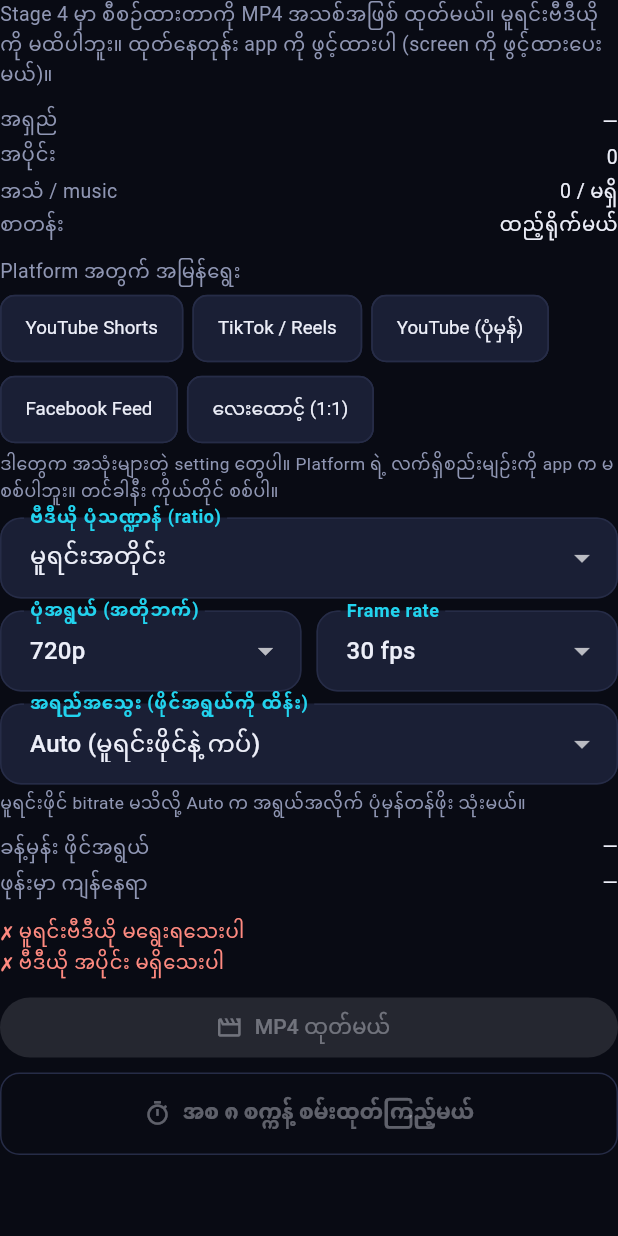
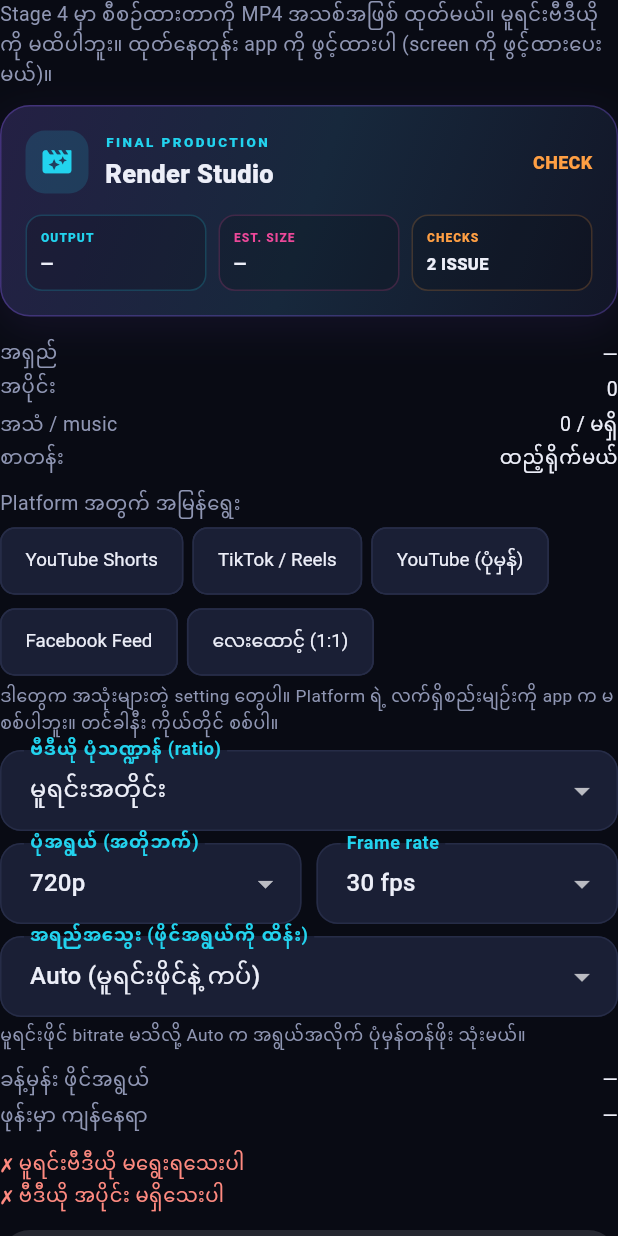
Before and after one commit to punk123321/RGyi-Recap-, a Flutter app: the RenderPanel widget shown alone on an empty page, opened directly with empty values, on a phone screen of 412 x 824 dp. Run offline on Flutter 3.47's test engine with Material 3 defaults, Android fonts, the phone set to English and light mode, and no system bars; our stand-ins replace sqflite, video_player; accounts and stored records are empty.

Commit message:
Add premium final production overview to render studio

```diff
--- a/lib/ui/render_panel.dart
+++ b/lib/ui/render_panel.dart
@@ -139,6 +139,7 @@ class _RenderPanelState extends State<RenderPanel> {
           style: TextStyle(color: DfColors.muted, fontSize: 13),
         ),
         const SizedBox(height: 10),
+        _renderOverview(dur, est, blockers.length, mine, rs.percent),
         _row('အရှည်', dur > 0 ? _dur(dur) : '—'),
         _row('အပိုင်း', '${_tl.pieces.length}'),
         if (te.applied.isNotEmpty) _row('TE operation', '${te.applied.length} ခု ပါမယ်'),
@@ -318,6 +319,82 @@ class _RenderPanelState extends State<RenderPanel> {
     );
   }
 
+  Widget _renderOverview(int durationMs, int estimatedBytes, int blockerCount, bool rendering, int percent) {
+    final progress = (percent.clamp(0, 100) / 100).toDouble();
+    return Container(
+      margin: const EdgeInsets.only(bottom: 14),
+      padding: const EdgeInsets.all(16),
+      decoration: BoxDecoration(
+        borderRadius: BorderRadius.circular(20),
+        gradient: const LinearGradient(
+          begin: Alignment.topLeft,
+          end: Alignment.bottomRight,
+          colors: [Color(0xFF242044), Color(0xFF17283C), DfColors.surface],
+        ),
+        border: Border.all(color: DfColors.accent.withValues(alpha: .30)),
+        boxShadow: [
+          BoxShadow(color: DfColors.accent.withValues(alpha: .08), blurRadius: 22, offset: const Offset(0, 8)),
+        ],
+      ),
+      child: Column(crossAxisAlignment: CrossAxisAlignment.stretch, children: [
+        Row(children: [
+          Container(
+            width: 42,
+            height: 42,
+            decoration: BoxDecoration(
+              color: DfColors.secondary.withValues(alpha: .15),
+              borderRadius: BorderRadius.circular(13),
+            ),
+            child: const Icon(Icons.movie_filter_rounded, color: DfColors.secondary, size: 23),
+          ),
+          const SizedBox(width: 11),
+          const Expanded(child: Column(crossAxisAlignment: CrossAxisAlignment.start, children: [
+            Text('FINAL PRODUCTION', style: TextStyle(fontSize: 9, letterSpacing: 1.6, fontWeight: FontWeight.w900, color: DfColors.secondary)),
+            SizedBox(height: 3),
+            Text('Render Studio', style: TextStyle(fontSize: 17, fontWeight: FontWeight.w900, color: DfColors.ink)),
+          ])),
+          Text(rendering ? '$percent%' : (blockerCount == 0 ? 'READY' : 'CHECK'), style: TextStyle(fontSize: 12, fontWeight: FontWeight.w900, color: rendering ? DfColors.secondary : (blockerCount == 0 ? DfColors.ok : DfColors.warn))),
+        ]),
+        const SizedBox(height: 14),
+        if (rendering) ...[
+          ClipRRect(
+            borderRadius: BorderRadius.circular(8),
+            child: LinearProgressIndicator(
+              value: progress,
+              minHeight: 6,
+              backgroundColor: DfColors.line,
+              valueColor: const AlwaysStoppedAnimation<Color>(DfColors.secondary),
+            ),
+          ),
+          const SizedBox(height: 12),
+        ],
+        Row(children: [
+          _renderMetric('OUTPUT', durationMs > 0 ? _dur(durationMs) : '—', DfColors.secondary),
+          const SizedBox(width: 8),
+          _renderMetric('EST. SIZE', estimatedBytes > 0 ? _mb(estimatedBytes) : '—', DfColors.pink),
+          const SizedBox(width: 8),
+          _renderMetric('CHECKS', blockerCount == 0 ? 'ALL CLEAR' : '$blockerCount ISSUE', blockerCount == 0 ? DfColors.ok : DfColors.warn),
+        ]),
+      ]),
+    );
+  }
+
+  Widget _renderMetric(String label, String value, Color color) => Expanded(
+        child: Container(
+          padding: const EdgeInsets.symmetric(horizontal: 9, vertical: 9),
+          decoration: BoxDecoration(
+            color: Colors.black.withValues(alpha: .16),
+            borderRadius: BorderRadius.circular(11),
+            border: Border.all(color: color.withValues(alpha: .20)),
+          ),
+          child: Column(crossAxisAlignment: CrossAxisAlignment.start, children: [
+            Text(label, maxLines: 1, overflow: TextOverflow.ellipsis, style: TextStyle(fontSize: 8, letterSpacing: .7, fontWeight: FontWeight.w900, color: color)),
+            const SizedBox(height: 4),
+            Text(value, maxLines: 1, overflow: TextOverflow.ellipsis, style: const TextStyle(fontSize: 11, fontWeight: FontWeight.w800, color: DfColors.ink)),
+          ]),
+        ),
+      );
+
   Widget _row(String a, String b) => Padding(
         padding: const EdgeInsets.symmetric(vertical: 2),
         child: Row(children: [
```
